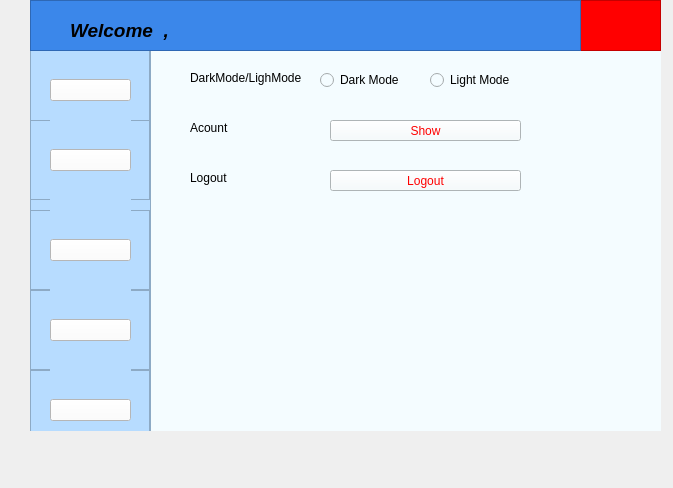
First picture: the form in ui/ex1.ui, repository baokhanh546123/Managent-Money, before the edit.
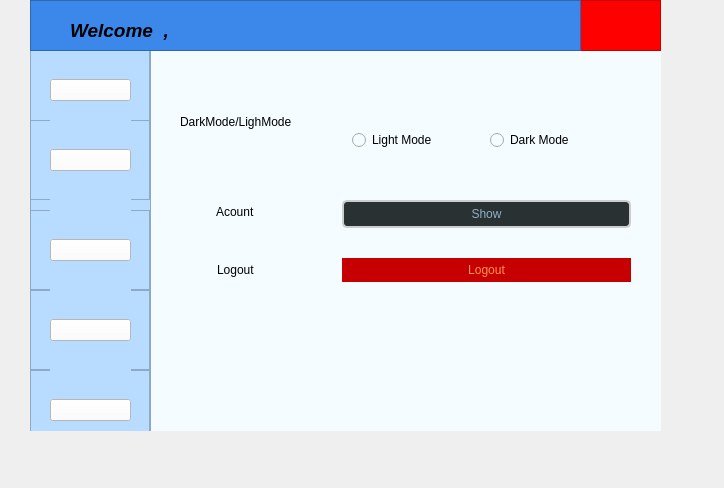
Second picture: the form after the edit. The open tabs and pages were chosen to show the change. Icons and pictures are not drawn.

What changed in the file:
```diff
--- a/ui/ex1.ui
+++ b/ui/ex1.ui
@@ -7,7 +7,7 @@
    <rect>
     <x>0</x>
     <y>0</y>
-    <width>673</width>
+    <width>724</width>
     <height>488</height>
    </rect>
   </property>
@@ -37,7 +37,7 @@
     <property name="geometry">
      <rect>
       <x>120</x>
-      <y>0</y>
+      <y>-10</y>
       <width>511</width>
       <height>401</height>
      </rect>
@@ -631,104 +631,153 @@
      </widget>
     </widget>
     <widget class="QWidget" name="setting">
-     <widget class="QLabel" name="label_9">
+     <widget class="QWidget" name="formLayoutWidget_2">
       <property name="geometry">
        <rect>
-        <x>40</x>
+        <x>10</x>
         <y>20</y>
-        <width>121</width>
-        <height>16</height>
+        <width>501</width>
+        <height>351</height>
        </rect>
       </property>
-      <property name="text">
-       <string>DarkMode/LighMode</string>
-      </property>
-     </widget>
-     <widget class="QRadioButton" name="radioButton">
-      <property name="geometry">
-       <rect>
-        <x>170</x>
-        <y>20</y>
-        <width>89</width>
-        <height>20</height>
-       </rect>
-      </property>
-      <property name="text">
-       <string>Dark Mode</string>
-      </property>
-     </widget>
-     <widget class="QRadioButton" name="radioButton_2">
-      <property name="geometry">
-       <rect>
-        <x>280</x>
-        <y>20</y>
-        <width>89</width>
-        <height>20</height>
-       </rect>
-      </property>
-      <property name="text">
-       <string>Light Mode</string>
-      </property>
-     </widget>
-     <widget class="QLabel" name="label_10">
-      <property name="geometry">
-       <rect>
-        <x>40</x>
-        <y>120</y>
-        <width>111</width>
-        <height>16</height>
-       </rect>
-      </property>
-      <property name="text">
-       <string>Logout</string>
-      </property>
-     </widget>
-     <widget class="QPushButton" name="pushButton_8">
-      <property name="geometry">
-       <rect>
-        <x>180</x>
-        <y>120</y>
-        <width>191</width>
-        <height>21</height>
-       </rect>
-      </property>
-      <property name="styleSheet">
-       <string notr="true">color:red;
+      <layout class="QFormLayout" name="formLayout_2">
+       <property name="sizeConstraint">
+        <enum>QLayout::SizeConstraint::SetMinAndMaxSize</enum>
+       </property>
+       <property name="labelAlignment">
+        <set>Qt::AlignmentFlag::AlignCenter</set>
+       </property>
+       <property name="formAlignment">
+        <set>Qt::AlignmentFlag::AlignJustify|Qt::AlignmentFlag::AlignTop</set>
+       </property>
+       <property name="horizontalSpacing">
+        <number>50</number>
+       </property>
+       <property name="verticalSpacing">
+        <number>30</number>
+       </property>
+       <property name="leftMargin">
+        <number>20</number>
+       </property>
+       <property name="topMargin">
+        <number>50</number>
+       </property>
+       <property name="rightMargin">
+        <number>30</number>
+       </property>
+       <property name="bottomMargin">
+        <number>10</number>
+       </property>
+       <item row="0" column="0">
+        <widget class="QLabel" name="label_9">
+         <property name="text">
+          <string>DarkMode/LighMode</string>
+         </property>
+        </widget>
+       </item>
+       <item row="0" column="1">
+        <layout class="QHBoxLayout" name="horizontalLayout" stretch="5,5">
+         <property name="spacing">
+          <number>6</number>
+         </property>
+         <property name="leftMargin">
+          <number>10</number>
+         </property>
+         <property name="topMargin">
+          <number>20</number>
+         </property>
+         <property name="rightMargin">
+          <number>10</number>
+         </property>
+         <property name="bottomMargin">
+          <number>20</number>
+         </property>
+         <item>
+          <widget class="QRadioButton" name="radioButton_2">
+           <property name="text">
+            <string>Light Mode</string>
+           </property>
+          </widget>
+         </item>
+         <item>
+          <widget class="QRadioButton" name="radioButton">
+           <property name="text">
+            <string>Dark Mode</string>
+           </property>
+          </widget>
+         </item>
+        </layout>
+       </item>
+       <item row="1" column="0">
+        <widget class="QLabel" name="label_11">
+         <property name="text">
+          <string>Acount </string>
+         </property>
+        </widget>
+       </item>
+       <item row="1" column="1">
+        <widget class="QPushButton" name="pushButton_18">
+         <property name="styleSheet">
+          <string notr="true">QPushButton{
+color : #90AFC5;
+background-color:#2A3132;
+border:2px solid #ccc;
+border-radius : 5px;
+padding : 5px;
+}
+QPushButton:hover{
+background-color : #336B87;
+border-color : #2A3132;
+}
+QPushButton:pressed{
+background-color : #763626;
+border-color : #2A3132;
+}
 </string>
-      </property>
-      <property name="text">
-       <string>Logout</string>
-      </property>
-     </widget>
-     <widget class="QLabel" name="label_11">
-      <property name="geometry">
-       <rect>
-        <x>40</x>
-        <y>70</y>
-        <width>111</width>
-        <height>16</height>
-       </rect>
-      </property>
-      <property name="text">
-       <string>Acount </string>
-      </property>
-     </widget>
-     <widget class="QPushButton" name="pushButton_15">
-      <property name="geometry">
-       <rect>
-        <x>180</x>
-        <y>70</y>
-        <width>191</width>
-        <height>21</height>
-       </rect>
-      </property>
-      <property name="styleSheet">
-       <string notr="true">color:red;
+         </property>
+         <property name="text">
+          <string>Show</string>
+         </property>
+        </widget>
+       </item>
+       <item row="2" column="0">
+        <widget class="QLabel" name="label_10">
+         <property name="text">
+          <string>Logout</string>
+         </property>
+        </widget>
+       </item>
+       <item row="2" column="1">
+        <widget class="QPushButton" name="pushButton_8">
+         <property name="styleSheet">
+          <string notr="true">QPushButton{
+	color:#FD974F;
+	background-color:#C60000;
+	border-color:#FEF2E4;
+	border-radius : 20px;
+	padding : 5px
+}
+QPushButton:hover{
+	color:#C60000;
+	background-color:#FEF2E4;
+	border-color:#C60000;
+}
+QPushButton:pressed{
+	color:#C60000;
+	background-color:#805a38;
+	border-color:#C60000;
+}
+
+
+
 </string>
-      </property>
-      <property name="text">
-       <string>Show</string>
-      </property>
+         </property>
+         <property name="text">
+          <string>Logout</string>
+         </property>
+        </widget>
+       </item>
+      </layout>
      </widget>
     </widget>
     <widget class="QWidget" name="graphic_page">
```
Left out of the diff: 171 changed lines with no effect on the pictures.
